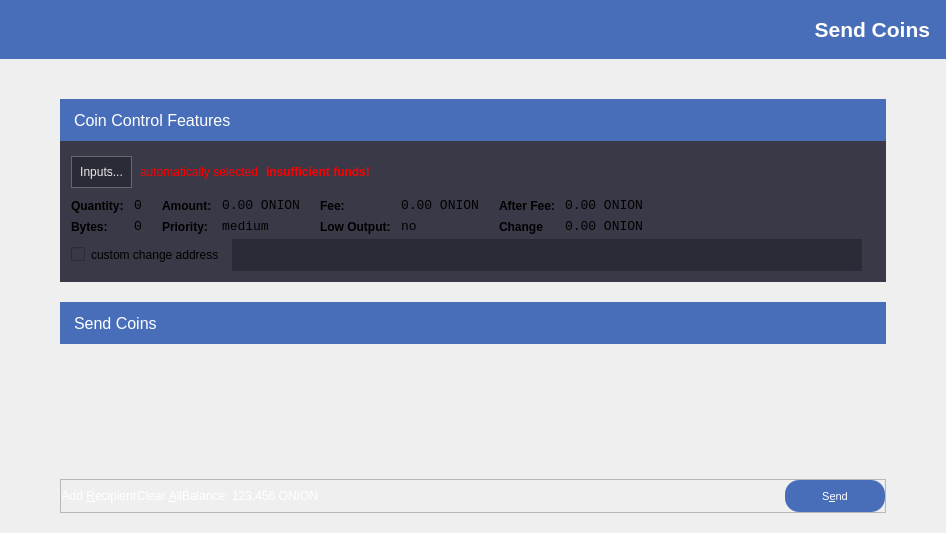
deeponion/deeponion-legacy, file src/qt/forms/sendcoinsdialog.ui: the form before one commit.
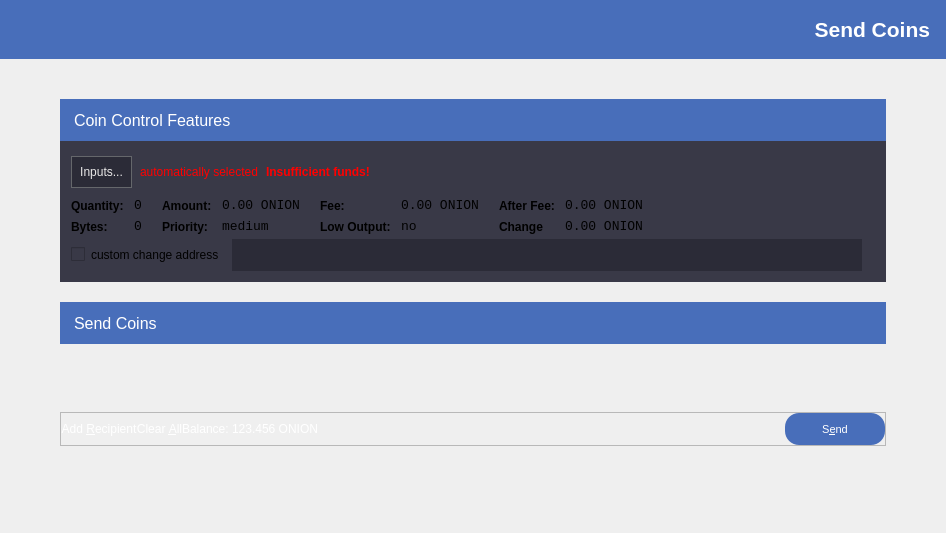
The form after the commit. Icons and pictures are not drawn.

Diff of the .ui file:
```diff
--- a/src/qt/forms/sendcoinsdialog.ui
+++ b/src/qt/forms/sendcoinsdialog.ui
@@ -819,7 +819,7 @@
             <x>0</x>
             <y>0</y>
             <width>822</width>
-            <height>105</height>
+            <height>85</height>
            </rect>
           </property>
           <property name="styleSheet">
@@ -1072,7 +1072,7 @@
       <enum>Qt::Vertical</enum>
      </property>
      <property name="sizeType">
-      <enum>QSizePolicy::Fixed</enum>
+      <enum>QSizePolicy::Expanding</enum>
      </property>
      <property name="sizeHint" stdset="0">
       <size>
```
Left out of the diff: 2 changed lines with no effect on the pictures.
